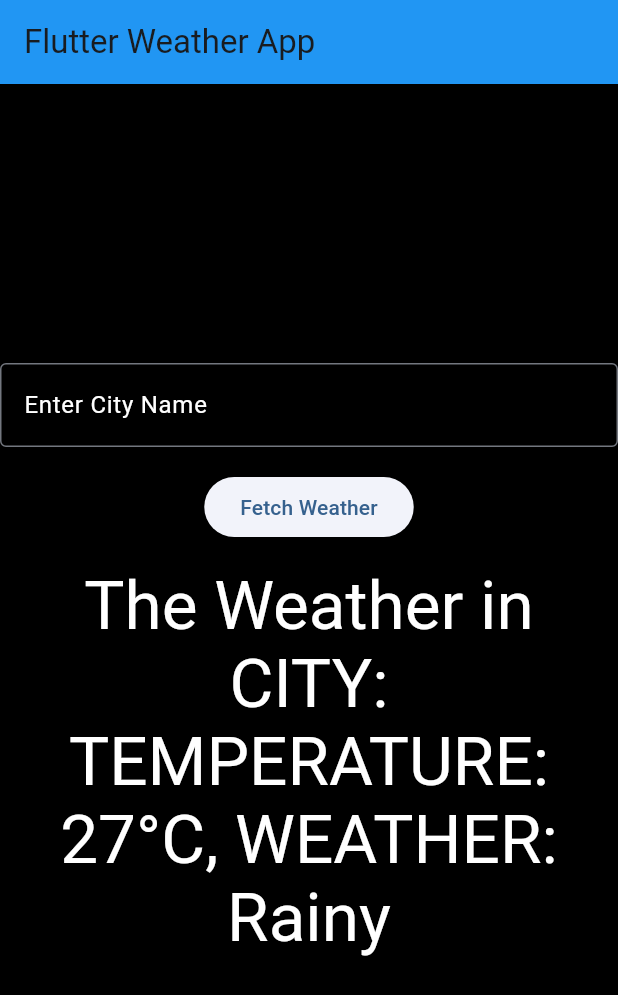
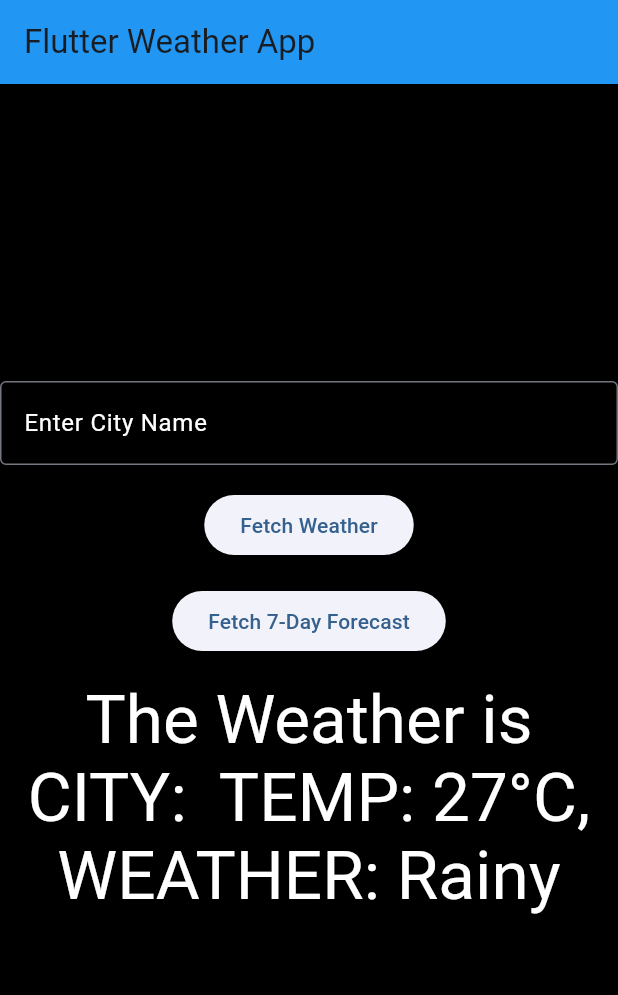
Before and after one commit to JohnPhamMobileApp/weather_info_app, a Flutter app: the screen it shows after launch, after a tap on "Fetch Weather", on a phone screen of 412 x 824 dp. Shown: the top 995 px of the screen. Run offline on Flutter 3.47's test engine with Material 3 defaults, Android fonts, the phone set to English and light mode, and no system bars.

Commit message:
Implemented 7-day weather forecast feature

```diff
--- a/lib/main.dart
+++ b/lib/main.dart
@@ -15,10 +15,10 @@ class MyApp extends StatelessWidget {
       theme: ThemeData(
         colorScheme: ColorScheme.fromSeed(seedColor: Colors.blue), // Set color to blue
         scaffoldBackgroundColor: Colors.black, // Black background
-        appBarTheme: AppBarTheme(
+        appBarTheme: const AppBarTheme(
           backgroundColor: Colors.blue, // Blue app bar
         ),
-        textTheme: TextTheme(
+        textTheme: const TextTheme(
           bodyMedium: TextStyle(color: Colors.white), // Default body text color
           bodySmall: TextStyle(color: Colors.white), // Additional body text style
           displayMedium: TextStyle(color: Colors.white), // Headline text color
@@ -42,6 +42,7 @@ class MyHomePage extends StatefulWidget {
 class _MyHomePageState extends State<MyHomePage> {
   String _cityName = '';
   String _weatherData = 'Enter a city to fetch weather';
+  List<String> _weeklyForecast = [];
 
   final TextEditingController _controller = TextEditingController();
   final Random _random = Random();
@@ -59,7 +60,20 @@ class _MyHomePageState extends State<MyHomePage> {
       String weatherCondition = conditions[_random.nextInt(conditions.length)];
 
       // Update weather data string
-      _weatherData = 'The Weather in CITY: $_cityName TEMPERATURE: $temperature°C, WEATHER: $weatherCondition';
+      _weatherData = 'The Weather is CITY: $_cityName TEMP: $temperature°C, WEATHER: $weatherCondition';
+    });
+  }
+
+  // Simulate 7-day weather forecast
+  void _fetchWeeklyForecast() {
+    setState(() {
+      _weeklyForecast.clear(); // Clear previous forecast
+      for (int i = 0; i < 7; i++) {
+        int temperature = 15 + _random.nextInt(16);
+        List<String> conditions = ['Sunny', 'Cloudy', 'Rainy'];
+        String weatherCondition = conditions[_random.nextInt(conditions.length)];
+        _weeklyForecast.add('Day ${i + 1}: $temperature°C, $weatherCondition'); //7 day forecast
+      }
     });
   }
 
@@ -75,8 +89,8 @@ class _MyHomePageState extends State<MyHomePage> {
           children: <Widget>[
             TextField(
               controller: _controller,
-              style: TextStyle(color: Colors.white), // Text color in TextField
-              decoration: InputDecoration(
+              style: const TextStyle(color: Colors.white), // Text color in TextField
+              decoration: const InputDecoration(
                 labelText: 'Enter City Name',
                 labelStyle: TextStyle(color: Colors.white), // Label color
                 border: OutlineInputBorder(
@@ -90,12 +104,25 @@ class _MyHomePageState extends State<MyHomePage> {
               child: const Text('Fetch Weather'),
             ),
             const SizedBox(height: 16),
-            // Display the weather information
+            ElevatedButton(
+              onPressed: _fetchWeeklyForecast,
+              child: const Text('Fetch 7-Day Forecast'),
+            ),
+            const SizedBox(height: 16),
+            // Display the current weather information
             Text(
               _weatherData,
               style: Theme.of(context).textTheme.displayMedium,
               textAlign: TextAlign.center,
             ),
+            const SizedBox(height: 16),
+            // Display the 7-day weather forecast
+            for (var forecast in _weeklyForecast)
+              Text(
+                forecast,
+                style: Theme.of(context).textTheme.bodyMedium,
+                textAlign: TextAlign.center,
+              ),
           ],
         ),
       ),
```
